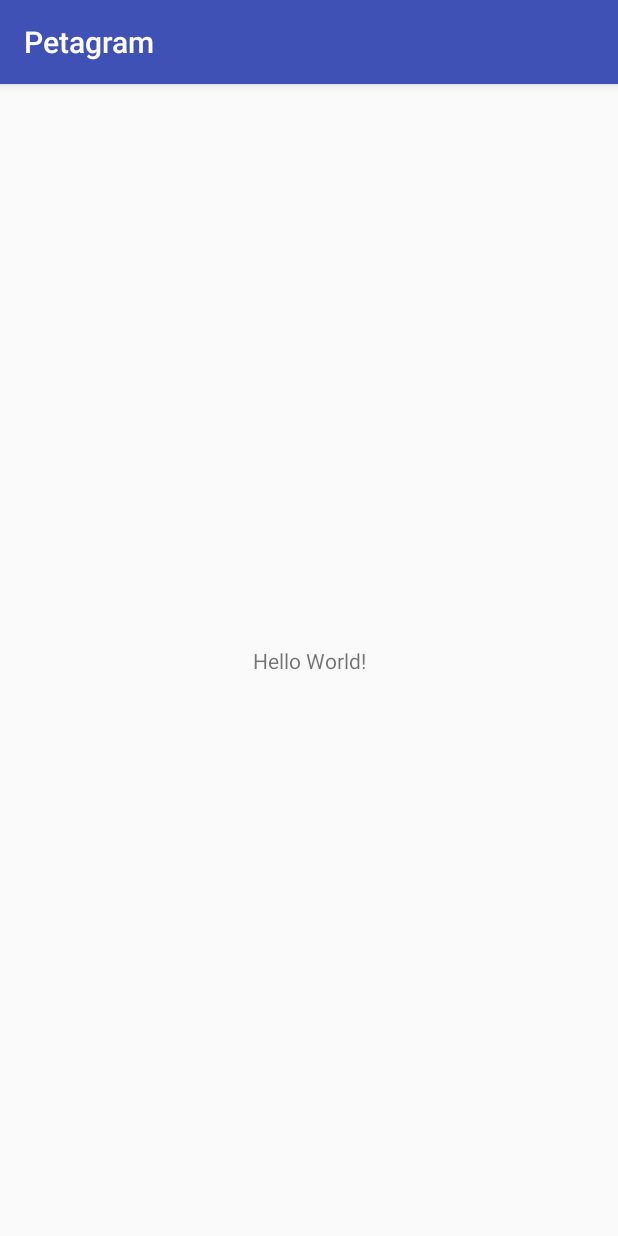
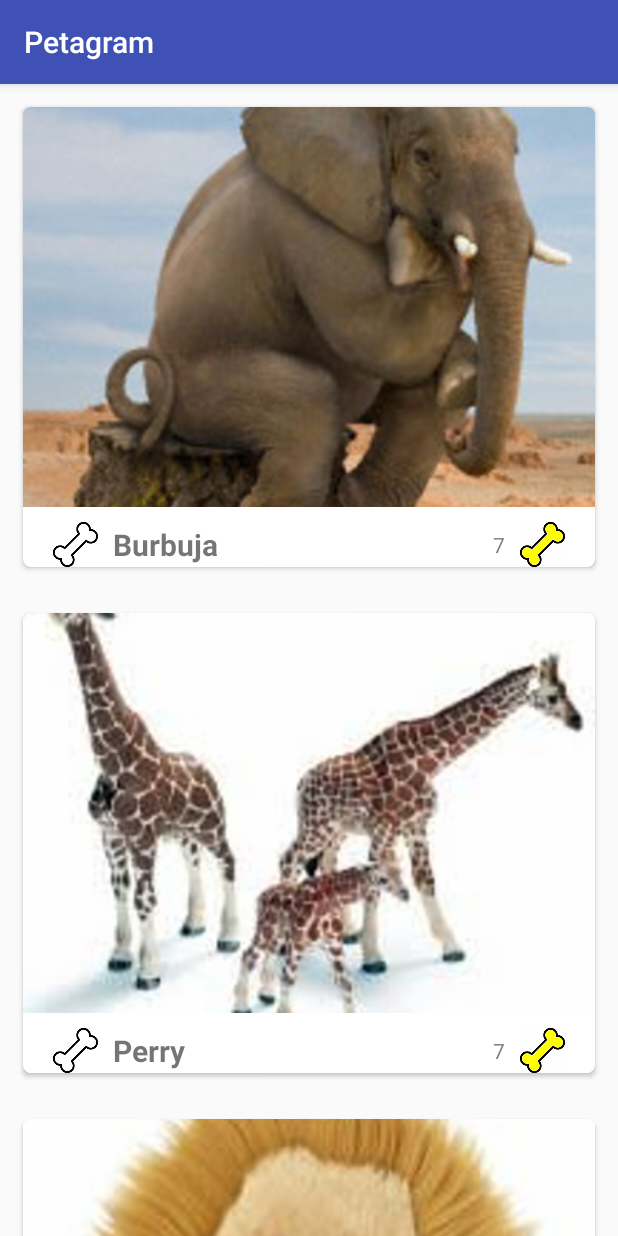
Before and after one commit to elNapoli/petOperation, an Android app: the screen it shows after launch (MainActivity), on a phone screen of 412 x 824 dp. Run offline under Robolectric (Android 15) with nearby library versions, the phone set to English and light mode, and no system bars.

Commit message:
se finalizo la creacion del card_view

```diff
--- a/app/src/main/java/napoli/baldomero/petoperation/MainActivity.java
+++ b/app/src/main/java/napoli/baldomero/petoperation/MainActivity.java
@@ -2,12 +2,41 @@ package napoli.baldomero.petoperation;
 
 import android.support.v7.app.AppCompatActivity;
 import android.os.Bundle;
+import android.support.v7.widget.LinearLayoutManager;
+import android.support.v7.widget.RecyclerView;
+
+import java.util.ArrayList;
+
+import napoli.baldomero.petoperation.adapters.PetAdapter;
+import napoli.baldomero.petoperation.pojo.Pets;
 
 public class MainActivity extends AppCompatActivity {
+    ArrayList<Pets> misMascotas;
+    private RecyclerView rvPet;
+    PetAdapter miAdapter;
 
     @Override
     protected void onCreate(Bundle savedInstanceState) {
         super.onCreate(savedInstanceState);
         setContentView(R.layout.activity_main);
+
+
+        rvPet = (RecyclerView) findViewById(R.id.rvPet);
+        initPets();
+        miAdapter = new PetAdapter(misMascotas);
+
+        LinearLayoutManager llm = new LinearLayoutManager(this);
+        llm.setOrientation(LinearLayoutManager.VERTICAL);
+        rvPet.setLayoutManager(llm);
+        rvPet.setAdapter(miAdapter);
+    }
+    public void initPets(){
+        misMascotas = new ArrayList<Pets>();
+        misMascotas.add(new Pets("Burbuja",R.drawable.elefante));
+        misMascotas.add(new Pets("Perry",R.drawable.jirafa));
+        misMascotas.add(new Pets("Osoman",R.drawable.leon));
+        misMascotas.add(new Pets("Mano Larga",R.drawable.mono));
+        misMascotas.add(new Pets("Diego",R.drawable.tigre));
+
     }
 }
--- /dev/null
+++ b/app/src/main/java/napoli/baldomero/petoperation/adapters/PetAdapter.java
@@ -0,0 +1,61 @@
+package napoli.baldomero.petoperation.adapters;
+
+import android.content.Context;
+import android.support.v4.content.ContextCompat;
+import android.support.v7.widget.RecyclerView;
+import android.view.LayoutInflater;
+import android.view.View;
+import android.view.ViewGroup;
+import android.widget.ImageView;
+import android.widget.TextView;
+
+import java.util.ArrayList;
+
+import napoli.baldomero.petoperation.R;
+import napoli.baldomero.petoperation.pojo.Pets;
+
+/**
+ * Created by elnapoli on 23-11-17.
+ */
+
+public class PetAdapter extends RecyclerView.Adapter<PetAdapter.PetViewHolder> {
+
+    ArrayList<Pets> misMascotas;
+
+    public PetAdapter(ArrayList<Pets> misMascotas){
+        this.misMascotas = misMascotas;
+    }
+
+    @Override
+    public PetViewHolder onCreateViewHolder(ViewGroup parent, int viewType) {
+        View itemView = LayoutInflater.from(parent.getContext()).inflate(R.layout.cardview_pet,parent,false);
+        return new PetViewHolder(itemView);
+    }
+
+    @Override
+    public void onBindViewHolder(PetViewHolder petViewHolder, int position) {
+        Pets mascota = misMascotas.get(position);
+        petViewHolder.ivProfile.setImageResource(mascota.getPhoto());
+        petViewHolder.tvName.setText(mascota.getName());
+        petViewHolder.tvRating.setText(String.valueOf( mascota.getLike()));
+    }
+
+    @Override
+    public int getItemCount() {
+        return misMascotas.size();
+    }
+
+    public  static class PetViewHolder extends RecyclerView.ViewHolder{
+
+        private ImageView ivProfile;
+        private TextView tvName;
+        private TextView tvRating;
+
+        public PetViewHolder(View itemView) {
+            super(itemView);
+            ivProfile = (ImageView) itemView.findViewById(R.id.ivProfile);
+            tvName = (TextView) itemView.findViewById(R.id.tvName);
+            tvRating = (TextView) itemView.findViewById(R.id.tvRating);
+        }
+    }
+}
--- a/app/src/main/java/napoli/baldomero/petoperation/pojo/Pets.java
+++ b/app/src/main/java/napoli/baldomero/petoperation/pojo/Pets.java
@@ -1,4 +1,6 @@
 package napoli.baldomero.petoperation.pojo;
+
+import java.util.Random;
 
 /**
  * Created by elnapoli on 21-11-17.
@@ -12,7 +14,10 @@ public class Pets {
     public Pets(String name, int photo){
         this.name = name;
         this.photo = photo;
-        this.rating = 0;
+        Random r = new Random();
+        int lowerBound = 1;
+        int upperBound = 11;
+        this.rating = r.nextInt(upperBound-lowerBound) + lowerBound;;
     }
 
     public String getName() {
--- a/app/src/main/res/layout/activity_main.xml
+++ b/app/src/main/res/layout/activity_main.xml
@@ -1,18 +1,14 @@
 <?xml version="1.0" encoding="utf-8"?>
-<android.support.constraint.ConstraintLayout xmlns:android="http://schemas.android.com/apk/res/android"
-    xmlns:app="http://schemas.android.com/apk/res-auto"
-    xmlns:tools="http://schemas.android.com/tools"
+<RelativeLayout
+    xmlns:android="http://schemas.android.com/apk/res/android"
+    android:layout_height="match_parent"
     android:layout_width="match_parent"
-    android:layout_height="match_parent"
-    tools:context="napoli.baldomero.petoperation.MainActivity">
+    >
 
-    <TextView
-        android:layout_width="wrap_content"
-        android:layout_height="wrap_content"
-        android:text="Hello World!"
-        app:layout_constraintBottom_toBottomOf="parent"
-        app:layout_constraintLeft_toLeftOf="parent"
-        app:layout_constraintRight_toRightOf="parent"
-        app:layout_constraintTop_toTopOf="parent" />
+    <android.support.v7.widget.RecyclerView
+        android:layout_width="match_parent"
+        android:layout_height="match_parent"
+        android:id="@+id/rvPet"/>
 
-</android.support.constraint.ConstraintLayout>
+
+</RelativeLayout>
--- a/app/src/main/res/layout/cardview_pet.xml
+++ b/app/src/main/res/layout/cardview_pet.xml
@@ -20,7 +20,7 @@
             android:layout_width="match_parent"
             android:layout_height="wrap_content"
             android:scaleType="centerCrop"
-            android:src="@drawable/elefante" />
+            android:src="@drawable/tigre" />
 
         <RelativeLayout
             android:layout_width="wrap_content"
```
